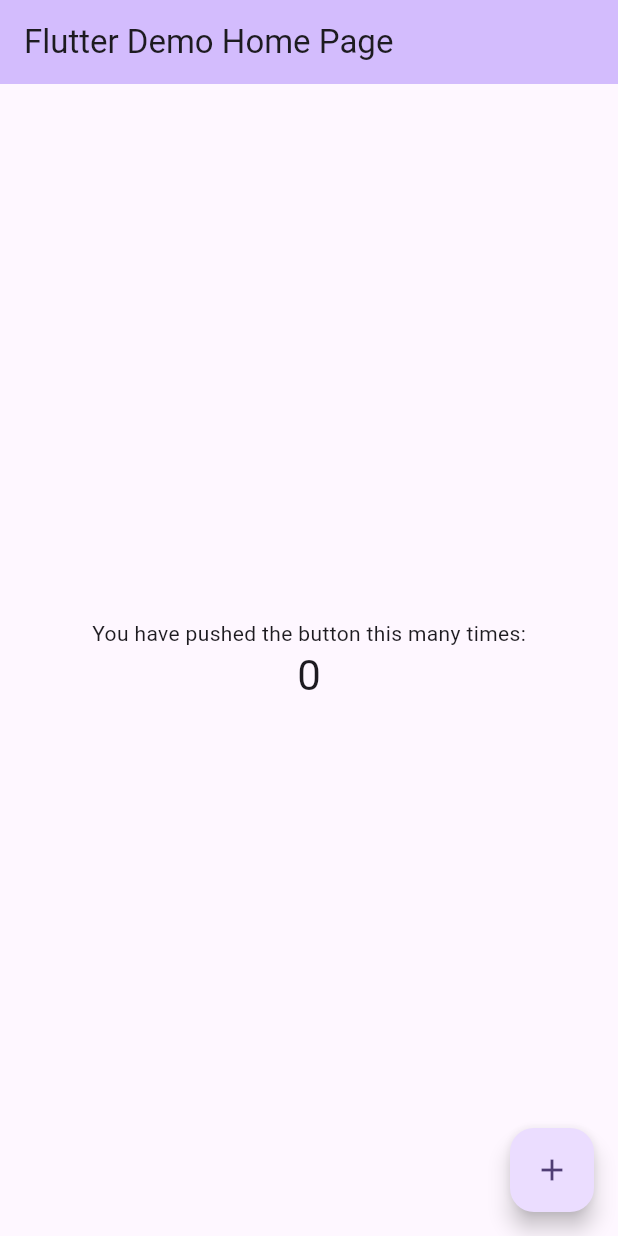
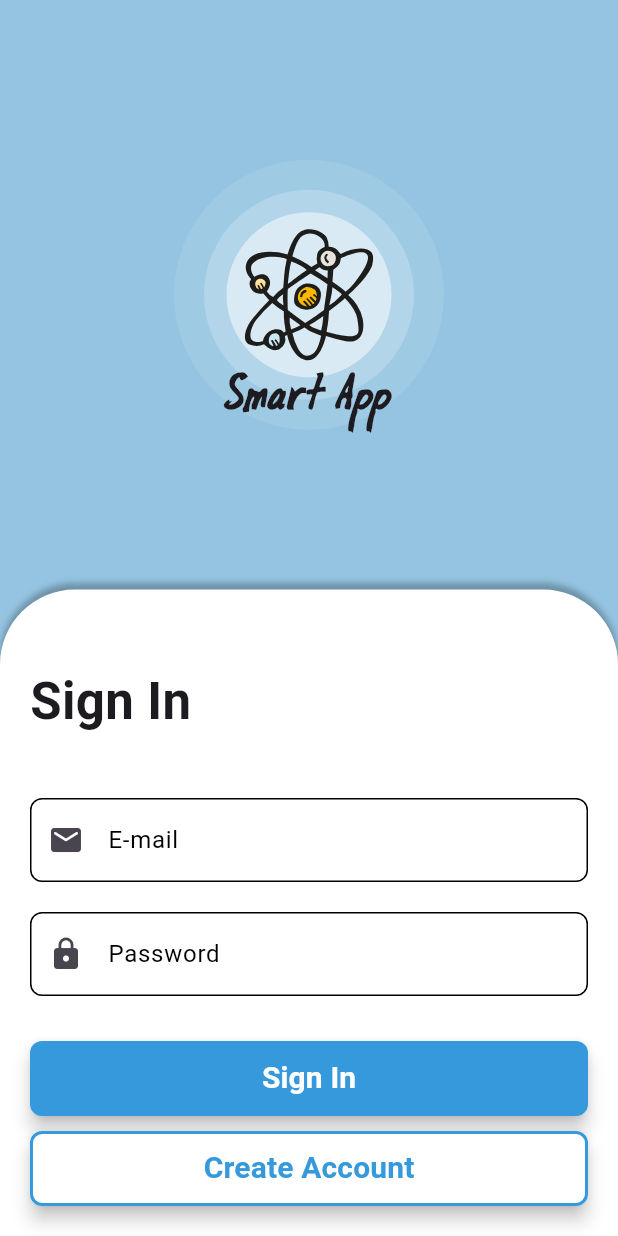
Before and after one commit to emmanueljustin/smart-app, a Flutter app: the screen it shows after launch, on a phone screen of 412 x 824 dp. Run offline on Flutter 3.47's test engine with Material 3 defaults, Android fonts, the phone set to English and light mode, and no system bars; our stand-ins replace bloc, flutter_bloc, flutter_svg.

Commit message:
finished the initial ui for login

```diff
--- /dev/null
+++ b/devtools_options.yaml
@@ -0,0 +1,3 @@
+description: This file stores settings for Dart & Flutter DevTools.
+documentation: https://docs.flutter.dev/tools/devtools/extensions#configure-extension-enablement-states
+extensions:
--- /dev/null
+++ b/lib/global_core/cubits/widgets_helper/widgets_helper_cubit.dart
@@ -0,0 +1,9 @@
+import 'package:bloc/bloc.dart';
+
+class WidgetsHelperCubit<T> extends Cubit<T> {
+  WidgetsHelperCubit(super.initialState);
+
+  void onUpdateState(T params) {
+    emit(params);
+  }
+}
--- /dev/null
+++ b/lib/global_core/providers/bloc_providers.dart
@@ -0,0 +1,7 @@
+import 'package:flutter_bloc/flutter_bloc.dart';
+
+class BlocProviders {
+  static List<BlocProvider> get() {
+    return [];
+  }
+}
--- a/lib/main.dart
+++ b/lib/main.dart
@@ -1,125 +1,30 @@
 import 'package:flutter/material.dart';
+import 'package:flutter_bloc/flutter_bloc.dart';
+import 'package:smartapp/src/auth/presentation/screens/login.dart';
+import 'package:smartapp/global_core/providers/bloc_providers.dart';
 
 void main() {
-  runApp(const MyApp());
+  // runApp(
+  //   MultiBlocProvider(
+  //     providers: BlocProviders.get(),
+  //     child: const MyApp(),
+  //   ),
+  // );
+  runApp(
+    const MyApp(),
+  );
 }
 
 class MyApp extends StatelessWidget {
   const MyApp({super.key});
 
-  // This widget is the root of your application.
   @override
   Widget build(BuildContext context) {
     return MaterialApp(
-      title: 'Flutter Demo',
       theme: ThemeData(
-        // This is the theme of your application.
-        //
-        // TRY THIS: Try running your application with "flutter run". You'll see
-        // the application has a purple toolbar. Then, without quitting the app,
-        // try changing the seedColor in the colorScheme below to Colors.green
-        // and then invoke "hot reload" (save your changes or press the "hot
-        // reload" button in a Flutter-supported IDE, or press "r" if you used
-        // the command line to start the app).
-        //
-        // Notice that the counter didn't reset back to zero; the application
-        // state is not lost during the reload. To reset the state, use hot
-        // restart instead.
-        //
-        // This works for code too, not just values: Most code changes can be
-        // tested with just a hot reload.
-        colorScheme: ColorScheme.fromSeed(seedColor: Colors.deepPurple),
         useMaterial3: true,
       ),
-      home: const MyHomePage(title: 'Flutter Demo Home Page'),
+      home: LoginScreen(),
     );
   }
 }
-
-class MyHomePage extends StatefulWidget {
-  const MyHomePage({super.key, required this.title});
-
-  // This widget is the home page of your application. It is stateful, meaning
-  // that it has a State object (defined below) that contains fields that affect
-  // how it looks.
-
-  // This class is the configuration for the state. It holds the values (in this
-  // case the title) provided by the parent (in this case the App widget) and
-  // used by the build method of the State. Fields in a Widget subclass are
-  // always marked "final".
-
-  final String title;
-
-  @override
-  State<MyHomePage> createState() => _MyHomePageState();
-}
-
-class _MyHomePageState extends State<MyHomePage> {
-  int _counter = 0;
-
-  void _incrementCounter() {
-    setState(() {
-      // This call to setState tells the Flutter framework that something has
-      // changed in this State, which causes it to rerun the build method below
-      // so that the display can reflect the updated values. If we changed
-      // _counter without calling setState(), then the build method would not be
-      // called again, and so nothing would appear to happen.
-      _counter++;
-    });
-  }
-
-  @override
-  Widget build(BuildContext context) {
-    // This method is rerun every time setState is called, for instance as done
-    // by the _incrementCounter method above.
-    //
-    // The Flutter framework has been optimized to make rerunning build methods
-    // fast, so that you can just rebuild anything that needs updating rather
-    // than having to individually change instances of widgets.
-    return Scaffold(
-      appBar: AppBar(
-        // TRY THIS: Try changing the color here to a specific color (to
-        // Colors.amber, perhaps?) and trigger a hot reload to see the AppBar
-        // change color while the other colors stay the same.
-        backgroundColor: Theme.of(context).colorScheme.inversePrimary,
-        // Here we take the value from the MyHomePage object that was created by
-        // the App.build method, and use it to set our appbar title.
-        title: Text(widget.title),
-      ),
-      body: Center(
-        // Center is a layout widget. It takes a single child and positions it
-        // in the middle of the parent.
-        child: Column(
-          // Column is also a layout widget. It takes a list of children and
-          // arranges them vertically. By default, it sizes itself to fit its
-          // children horizontally, and tries to be as tall as its parent.
-          //
-          // Column has various properties to control how it sizes itself and
-          // how it positions its children. Here we use mainAxisAlignment to
-          // center the children vertically; the main axis here is the vertical
-          // axis because Columns are vertical (the cross axis would be
-          // horizontal).
-          //
-          // TRY THIS: Invoke "debug painting" (choose the "Toggle Debug Paint"
-          // action in the IDE, or press "p" in the console), to see the
-          // wireframe for each widget.
-          mainAxisAlignment: MainAxisAlignment.center,
-          children: <Widget>[
-            const Text(
-              'You have pushed the button this many times:',
-            ),
-            Text(
-              '$_counter',
-              style: Theme.of(context).textTheme.headlineMedium,
-            ),
-          ],
-        ),
-      ),
-      floatingActionButton: FloatingActionButton(
-        onPressed: _incrementCounter,
-        tooltip: 'Increment',
-        child: const Icon(Icons.add),
-      ), // This trailing comma makes auto-formatting nicer for build methods.
-    );
-  }
-}
--- /dev/null
+++ b/lib/src/auth/presentation/screens/login.dart
@@ -0,0 +1,333 @@
+import 'package:flutter/material.dart';
+import 'package:flutter_bloc/flutter_bloc.dart';
+import 'package:flutter_svg/flutter_svg.dart';
+import 'package:smartapp/global_core/cubits/widgets_helper/widgets_helper_cubit.dart';
+
+class LoginScreen extends StatelessWidget {
+  LoginScreen({super.key});
+
+  final GlobalKey<FormState> _key = GlobalKey<FormState>();
+
+  final TextEditingController _email = TextEditingController();
+  final TextEditingController _password = TextEditingController();
+
+  final FocusNode _emailFocus = FocusNode();
+  final FocusNode _passwordFocus = FocusNode();
+
+  @override
+  Widget build(BuildContext context) {
+
+    // bool _keyboardVisible = false;
+
+    // _keyboardVisible = MediaQuery.of(context).viewInsets.bottom != 0;
+
+    final RegExp emailRegex = RegExp(
+      r'^[a-zA-Z0-9._%+-]+@[a-zA-Z0-9.-]+\.[a-zA-Z]{2,}$',
+    );
+
+    return Scaffold(
+      // resizeToAvoidBottomInset: false,
+      backgroundColor: const Color(0xFF94C4E1),
+      body: SafeArea(
+        child: Column(
+          mainAxisAlignment: MainAxisAlignment.spaceEvenly,
+          children: [
+            // This will hold the Title or logo of the app
+            Expanded(
+              flex: 1,
+              child: SizedBox(
+                child: Column(
+                  mainAxisAlignment: MainAxisAlignment.center,
+                  children: [
+                    // if (!_keyboardVisible)
+                    Stack(
+                      children: [
+                        Stack(
+                          children: [
+                            Stack(
+                              children: [
+                                // 4th Stack layer
+                                Opacity(
+                                  opacity: 0.1,
+                                  child: Container(
+                                    width: 180,
+                                    height: 180,
+                                    decoration: const BoxDecoration(
+                                      color: Colors.white,
+                                      shape: BoxShape.circle
+                                    ),
+                                  ),
+                                ),
+                                // 3rd Stack layer
+                                Positioned.fill(
+                                  child: Align(
+                                    alignment: Alignment.center,
+                                    child: Opacity(
+                                      opacity: 0.2,
+                                      child: Container(
+                                        width: 140,
+                                        height: 140,
+                                        decoration: const BoxDecoration(
+                                          color: Colors.white,
+                                          shape: BoxShape.circle
+                                        ),
+                                      ),
+                                    ),
+                                  ),
+                                ),
+                              ],
+                            ),
+                            // 2nd Stack layer
+                            Positioned.fill(
+                              child: Align(
+                                alignment: Alignment.center,
+                                child: Opacity(
+                                  opacity: 0.5,
+                                  child: Container(
+                                    width: 110,
+                                    height: 110,
+                                    decoration: const BoxDecoration(
+                                      color: Colors.white,
+                                      shape: BoxShape.circle
+                                    ),
+                                  ),
+                                ),
+                              ),
+                            ),
+                          ],
+                        ),
+                        // 1st Stack layer
+                        Positioned.fill(
+                          child: Align(
+                            alignment: Alignment.center,
+                            child: SvgPicture.asset('assets/atom-svg.svg', width: 100,),
+                          ),
+                        ),
+                        const Positioned.fill(
+                          child: Align(
+                            alignment: Alignment.bottomCenter,
+                            child: const Text(
+                              'Smart App',
+                              style: TextStyle(
+                                fontSize: 30.0,
+                                fontWeight: FontWeight.bold,
+                                fontFamily: 'Oilbats'
+                              ),
+                            ),
+                          ),
+                        ),
+                      ],
+                    ),
+                    // const Text(
+                    //   'Smart App',
+                    //   style: TextStyle(
+                    //     fontSize: 30.0,
+                    //     fontWeight: FontWeight.bold,
+                    //     fontFamily: 'Oilbats'
+                    //   ),
+                    // ),
+                  ],
+                ),
+              ),
+            ),
+
+            // Expanded(
+            //   flex: 2,
+              Container(
+                width: MediaQuery.of(context).size.width,
+                padding: const EdgeInsets.fromLTRB(20.0, 50.0, 20.0, 20.0),
+                decoration: const BoxDecoration(
+                  color: Colors.white,
+                  borderRadius: BorderRadius.only(
+                    topLeft: Radius.circular(50.0),
+                    topRight: Radius.circular(50.0),
+                  ),
+                  boxShadow: [
+                    BoxShadow(
+                      color: Colors.black26,
+                      blurRadius: 3,
+                      offset: Offset(0, -4),
+                    )
+                  ],
+                ),
+                child: Form(
+                  key: _key,
+                  child: SingleChildScrollView(
+                    child: Column(
+                      crossAxisAlignment: CrossAxisAlignment.start,
+                      children: [
+                        const Text(
+                          'Sign In',
+                          style: TextStyle(
+                            fontSize: 34.0,
+                            fontWeight: FontWeight.bold,
+                          ),
+                        ),
+                        const SizedBox(
+                          height: 40.0,
+                        ),
+                        TextFormField(
+                          controller: _email,
+                          focusNode: _emailFocus,
+                          autovalidateMode: AutovalidateMode.onUserInteraction,
+                          keyboardType: TextInputType.emailAddress,
+                          decoration: InputDecoration(
+                            prefixIcon: const Icon(Icons.email_rounded),
+                            labelText: 'E-mail',
+                            labelStyle: const TextStyle(
+                              color: Colors.black,
+                            ),
+                            border: OutlineInputBorder(
+                              borderRadius: BorderRadius.circular(8.0),
+                            ),
+                            enabledBorder: OutlineInputBorder(
+                              borderRadius: BorderRadius.circular(8.0),
+                            ),
+                            focusedBorder: OutlineInputBorder(
+                              borderSide: const BorderSide(color: Color(0xFF3699DB)),
+                              borderRadius: BorderRadius.circular(8.0),
+                            ),
+                            focusedErrorBorder: OutlineInputBorder(
+                              borderSide: BorderSide(color: Colors.red[400]!),
+                              borderRadius: BorderRadius.circular(8.0),
+                            ),
+                            errorBorder: OutlineInputBorder(
+                              borderSide: BorderSide(color: Colors.red[400]!),
+                              borderRadius: BorderRadius.circular(8.0),
+                            ),
+                          ),
+                          validator: (value) {
+                            if (value!.isEmpty || value == '') {
+                              return 'E-mail textfield should not be empty';
+                            }
+                            if (!emailRegex.hasMatch(value)) {
+                              return 'This is not a valid E-mail address';
+                            }
+                            return null;
+                          },
+                        ),
+                        const SizedBox(
+                          height: 20.0,
+                        ),
+                        BlocProvider<WidgetsHelperCubit<bool>>(
+                          create: (context) => WidgetsHelperCubit<bool>(false),
+                          child: BlocBuilder<WidgetsHelperCubit<bool>, bool>(
+                            builder: (context, showPassword) {
+                              return TextFormField(
+                                controller: _password,
+                                focusNode: _passwordFocus,
+                                obscureText: !showPassword,
+                                autovalidateMode: AutovalidateMode.onUserInteraction,
+                                decoration: InputDecoration(
+                                  prefixIcon: const Icon(Icons.lock),
+                                  suffix: GestureDetector(
+                                    onTap:() => context.read<WidgetsHelperCubit<bool>>().onUpdateState(!showPassword),
+                                    child: Text(!showPassword
+                                      ? 'Show'
+                                      : 'Hide',
+                                      style: TextStyle(
+                                        color:  _passwordFocus.hasFocus
+                                          ? const Color(0xFF3699DB)
+                                          : Colors.black
+                                      ),
+                                    ),
+                                  ),
+                                  labelText: 'Password',
+                                  labelStyle: const TextStyle(
+                                    color: Colors.black,
+                                  ),
+                                  border: OutlineInputBorder(
+                                    borderRadius: BorderRadius.circular(8.0),
+                                  ),
+                                  enabledBorder: OutlineInputBorder(
+                                    borderRadius: BorderRadius.circular(8.0),
+                                  ),
+                                  focusedBorder: OutlineInputBorder(
+                                    borderSide: const BorderSide(color: Color(0xFF3699DB)),
+                                    borderRadius: BorderRadius.circular(8.0),
+                                  ),
+                                  focusedErrorBorder: OutlineInputBorder(
+                                    borderSide: BorderSide(color: Colors.red[400]!),
+                                    borderRadius: BorderRadius.circular(8.0),
+                                  ),
+                                  errorBorder: OutlineInputBorder(
+                                    borderSide: BorderSide(color: Colors.red[400]!),
+                                    borderRadius: BorderRadius.circular(8.0),
+                                  ),
+                                ),
+                                validator: (value) {
+                                  if (value!.isEmpty || value == '') {
+                                    return 'Password textfield should not be empty';
+                                  }
+                                  return null;
+                                },
+                              );
+                            },
+                          ),
+                        ),
+                        const SizedBox(
+                          height: 30.0,
+                        ),
+                        SizedBox(
+                          height: 50.0,
+                          width: MediaQuery.of(context).size.width,
+                          child: ElevatedButton(
+                            onPressed: () => {},
+                            style: ElevatedButton.styleFrom(
+                              backgroundColor: const Color(0xFF3699DB),
+                              shape: RoundedRectangleBorder(borderRadius: BorderRadius.circular(8.0)),
+                              shadowColor: Colors.black,
+                              elevation: 5.0,
+                            ),
+                            child: const Text(
+                              'Sign In',
+                              style: TextStyle(
+                                color: Colors.white,
+                                fontSize: 20.0,
+                                fontWeight: FontWeight.w600,
+                              ),
+                            ),
+                          ),
+                        ),
+                        const SizedBox(
+                          height: 10.0,
+                        ),
+                        SizedBox(
+                          height: 50.0,
+                          width: MediaQuery.of(context).size.width,
+                          child: ElevatedButton(
+                            onPressed: () => {},
+                            style: ElevatedButton.styleFrom(
+                              backgroundColor: Colors.white,
+                              shape: RoundedRectangleBorder(
+                                side: const BorderSide(
+                                  color: Color(0xFF3699DB),
+                                  width: 2.0,
+                                ),
+                                borderRadius: BorderRadius.circular(8.0),
+                              ),
+                              shadowColor: Colors.black,
+                              elevation: 5.0,
+                            ),
+                            child: const Text(
+                              'Create Account',
+                              style: TextStyle(
+                                color: Color(0xFF3699DB),
+                                fontSize: 20.0,
+                                fontWeight: FontWeight.w600,
+                              ),
+                            ),
+                          ),
+                        ),
+                      ],
+                    ),
+                  ),
+                ),
+              ),
+            // ),
+          ],
+        ),
+      ),
+    );
+  }
+}
```
Also changed, not shown: pubspec.yaml (+19 -9 lines), assets/alien-2-svg.svg (added), assets/atom-svg.svg (added), assets/fonts/YouthTouchDemoRegular-4VwY.ttf (added), assets/fonts/oilbats.basic.ttf (added), assets/rick-svg.svg (added), pubspec.lock, 2 other files.
